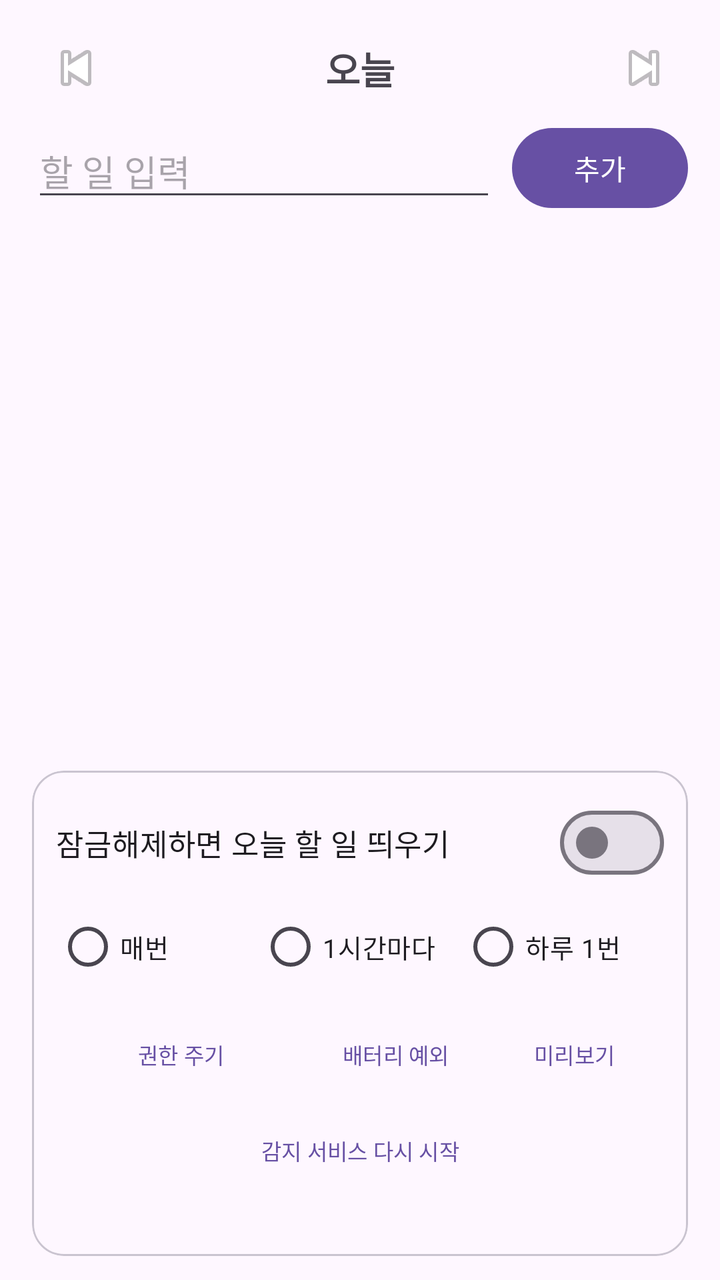
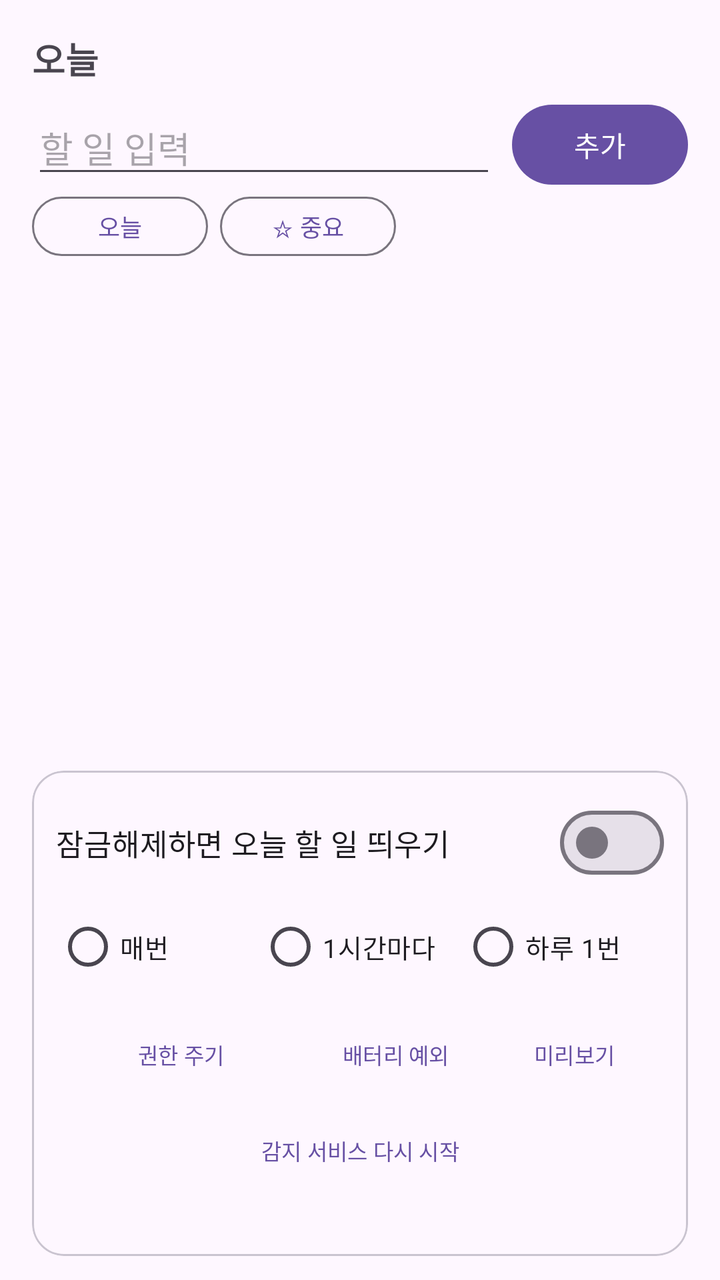

An Android layout rendered at two revisions. The XML below is the earlier revision; the diff shows what the commit changed to produce the second picture.
<!-- AndroidManifest.xml: application theme Theme.TodoLock -->
<!-- res/layout/activity_main.xml -->
<?xml version="1.0" encoding="utf-8"?>
<LinearLayout xmlns:android="http://schemas.android.com/apk/res/android"
    xmlns:app="http://schemas.android.com/apk/res-auto"
    android:layout_width="match_parent"
    android:layout_height="match_parent"
    android:orientation="vertical"
    android:fitsSystemWindows="true"
    android:paddingStart="16dp"
    android:paddingEnd="16dp"
    android:paddingTop="12dp"
    android:paddingBottom="12dp">

    <LinearLayout
        android:layout_width="match_parent"
        android:layout_height="wrap_content"
        android:orientation="horizontal"
        android:gravity="center_vertical">

        <ImageButton
            android:id="@+id/btnPrev"
            android:layout_width="44dp"
            android:layout_height="44dp"
            android:src="@android:drawable/ic_media_previous"
            android:background="?attr/selectableItemBackgroundBorderless"
            android:contentDescription="이전 날" />

        <TextView
            android:id="@+id/tvDate"
            android:layout_width="0dp"
            android:layout_height="wrap_content"
            android:layout_weight="1"
            android:gravity="center"
            android:textSize="19sp"
            android:textStyle="bold"
            android:paddingTop="8dp"
            android:paddingBottom="8dp"
            android:text="오늘" />

        <ImageButton
            android:id="@+id/btnNext"
            android:layout_width="44dp"
            android:layout_height="44dp"
            android:src="@android:drawable/ic_media_next"
            android:background="?attr/selectableItemBackgroundBorderless"
            android:contentDescription="다음 날" />
    </LinearLayout>

    <LinearLayout
        android:layout_width="match_parent"
        android:layout_height="wrap_content"
        android:orientation="horizontal"
        android:gravity="center_vertical"
        android:layout_marginTop="4dp">

        <EditText
            android:id="@+id/etInput"
            android:layout_width="0dp"
            android:layout_height="wrap_content"
            android:layout_weight="1"
            android:hint="할 일 입력"
            android:inputType="text"
            android:imeOptions="actionDone"
            android:maxLines="1"
            android:importantForAutofill="no" />

        <com.google.android.material.button.MaterialButton
            android:id="@+id/btnAdd"
            android:layout_width="wrap_content"
            android:layout_height="wrap_content"
            android:layout_marginStart="8dp"
            android:text="추가" />
    </LinearLayout>

    <TextView
        android:id="@+id/tvEmpty"
        android:layout_width="match_parent"
        android:layout_height="wrap_content"
        android:gravity="center"
        android:paddingTop="32dp"
        android:paddingBottom="32dp"
        android:alpha="0.55"
        android:text="이 날은 할 일이 없습니다.\n할 일이 없으면 잠금해제 시 팝업도 뜨지 않아요."
        android:visibility="gone" />

    <androidx.recyclerview.widget.RecyclerView
        android:id="@+id/recycler"
        android:layout_width="match_parent"
        android:layout_height="0dp"
        android:layout_weight="1"
        android:layout_marginTop="8dp"
        android:clipToPadding="false"
        android:scrollbars="vertical" />

    <com.google.android.material.card.MaterialCardView
        android:layout_width="match_parent"
        android:layout_height="wrap_content"
        android:layout_marginTop="8dp"
        app:cardCornerRadius="16dp"
        app:cardElevation="0dp"
        app:strokeWidth="1dp">

        <LinearLayout
            android:layout_width="match_parent"
            android:layout_height="wrap_content"
            android:orientation="vertical"
            android:padding="12dp">

            <com.google.android.material.materialswitch.MaterialSwitch
                android:id="@+id/swEnabled"
                android:layout_width="match_parent"
                android:layout_height="wrap_content"
                android:text="잠금해제하면 오늘 할 일 띄우기"
                android:textSize="15sp" />

            <RadioGroup
                android:id="@+id/rgMode"
                android:layout_width="match_parent"
                android:layout_height="wrap_content"
                android:orientation="horizontal"
                android:layout_marginTop="4dp">

                <RadioButton
                    android:id="@+id/rbAlways"
                    android:layout_width="0dp"
                    android:layout_height="wrap_content"
                    android:layout_weight="1"
                    android:textSize="13sp"
                    android:text="매번" />

                <RadioButton
                    android:id="@+id/rbHourly"
                    android:layout_width="0dp"
                    android:layout_height="wrap_content"
                    android:layout_weight="1"
                    android:textSize="13sp"
                    android:text="1시간마다" />

                <RadioButton
                    android:id="@+id/rbOnce"
                    android:layout_width="0dp"
                    android:layout_height="wrap_content"
                    android:layout_weight="1"
                    android:textSize="13sp"
                    android:text="하루 1번" />
            </RadioGroup>

            <TextView
                android:id="@+id/tvPermWarn"
                android:layout_width="match_parent"
                android:layout_height="wrap_content"
                android:textSize="12sp"
                android:textColor="#D32F2F"
                android:layout_marginTop="4dp"
                android:text="⚠ '다른 앱 위에 표시' 권한이 없으면 팝업 대신 알림으로만 표시됩니다."
                android:visibility="gone" />

            <LinearLayout
                android:layout_width="match_parent"
                android:layout_height="wrap_content"
                android:orientation="horizontal"
                android:layout_marginTop="6dp">

                <com.google.android.material.button.MaterialButton
                    android:id="@+id/btnOverlay"
                    style="@style/Widget.Material3.Button.TextButton"
                    android:layout_width="0dp"
                    android:layout_height="wrap_content"
                    android:layout_weight="1.4"
                    android:textSize="11sp"
                    android:paddingStart="4dp"
                    android:paddingEnd="4dp"
                    android:insetLeft="0dp"
                    android:insetRight="0dp"
                    android:text="권한 주기" />

                <com.google.android.material.button.MaterialButton
                    android:id="@+id/btnBattery"
                    style="@style/Widget.Material3.Button.TextButton"
                    android:layout_width="0dp"
                    android:layout_height="wrap_content"
                    android:layout_weight="1"
                    android:textSize="11sp"
                    android:paddingStart="4dp"
                    android:paddingEnd="4dp"
                    android:insetLeft="0dp"
                    android:insetRight="0dp"
                    android:text="배터리 예외" />

                <com.google.android.material.button.MaterialButton
                    android:id="@+id/btnTest"
                    style="@style/Widget.Material3.Button.TextButton"
                    android:layout_width="0dp"
                    android:layout_height="wrap_content"
                    android:layout_weight="1"
                    android:textSize="11sp"
                    android:paddingStart="4dp"
                    android:paddingEnd="4dp"
                    android:insetLeft="0dp"
                    android:insetRight="0dp"
                    android:text="미리보기" />
            </LinearLayout>

            <com.google.android.material.button.MaterialButton
                android:id="@+id/btnRestart"
                style="@style/Widget.Material3.Button.TextButton"
                android:layout_width="match_parent"
                android:layout_height="wrap_content"
                android:textSize="11sp"
                android:text="감지 서비스 다시 시작" />

            <TextView
                android:id="@+id/tvDiag"
                android:layout_width="match_parent"
                android:layout_height="wrap_content"
                android:layout_marginTop="2dp"
                android:textSize="11sp"
                android:fontFamily="monospace"
                android:lineSpacingExtra="2dp"
                android:alpha="0.75"
                android:textIsSelectable="true" />
        </LinearLayout>
    </com.google.android.material.card.MaterialCardView>
</LinearLayout>
<!-- resources referenced by this layout -->
<resources>
  <style name="Theme.TodoLock" parent="Theme.Material3.DayNight.NoActionBar" />
</resources>

<!-- the commit's change to res/layout/activity_main.xml (unified diff, before → after) -->
@@ -10,47 +10,21 @@
     android:paddingTop="12dp"
     android:paddingBottom="12dp">
 
+    <TextView
+        android:id="@+id/tvToday"
+        android:layout_width="match_parent"
+        android:layout_height="wrap_content"
+        android:textSize="18sp"
+        android:textStyle="bold"
+        android:paddingTop="4dp"
+        android:paddingBottom="6dp"
+        android:text="오늘" />
+
     <LinearLayout
         android:layout_width="match_parent"
         android:layout_height="wrap_content"
         android:orientation="horizontal"
         android:gravity="center_vertical">
-
-        <ImageButton
-            android:id="@+id/btnPrev"
-            android:layout_width="44dp"
-            android:layout_height="44dp"
-            android:src="@android:drawable/ic_media_previous"
-            android:background="?attr/selectableItemBackgroundBorderless"
-            android:contentDescription="이전 날" />
-
-        <TextView
-            android:id="@+id/tvDate"
-            android:layout_width="0dp"
-            android:layout_height="wrap_content"
-            android:layout_weight="1"
-            android:gravity="center"
-            android:textSize="19sp"
-            android:textStyle="bold"
-            android:paddingTop="8dp"
-            android:paddingBottom="8dp"
-            android:text="오늘" />
-
-        <ImageButton
-            android:id="@+id/btnNext"
-            android:layout_width="44dp"
-            android:layout_height="44dp"
-            android:src="@android:drawable/ic_media_next"
-            android:background="?attr/selectableItemBackgroundBorderless"
-            android:contentDescription="다음 날" />
-    </LinearLayout>
-
-    <LinearLayout
-        android:layout_width="match_parent"
-        android:layout_height="wrap_content"
-        android:orientation="horizontal"
-        android:gravity="center_vertical"
-        android:layout_marginTop="4dp">
 
         <EditText
             android:id="@+id/etInput"
@@ -71,6 +45,42 @@
             android:text="추가" />
     </LinearLayout>
 
+    
+    <LinearLayout
+        android:layout_width="match_parent"
+        android:layout_height="wrap_content"
+        android:orientation="horizontal"
+        android:gravity="center_vertical"
+        android:layout_marginTop="2dp">
+
+        <com.google.android.material.button.MaterialButton
+            android:id="@+id/btnPickDate"
+            style="@style/Widget.Material3.Button.OutlinedButton"
+            android:layout_width="wrap_content"
+            android:layout_height="wrap_content"
+            android:textSize="12sp"
+            android:minHeight="0dp"
+            android:insetTop="0dp"
+            android:insetBottom="0dp"
+            android:paddingTop="6dp"
+            android:paddingBottom="6dp"
+            android:text="오늘" />
+
+        <com.google.android.material.button.MaterialButton
+            android:id="@+id/btnAddStar"
+            style="@style/Widget.Material3.Button.OutlinedButton"
+            android:layout_width="wrap_content"
+            android:layout_height="wrap_content"
+            android:layout_marginStart="6dp"
+            android:textSize="12sp"
+            android:minHeight="0dp"
+            android:insetTop="0dp"
+            android:insetBottom="0dp"
+            android:paddingTop="6dp"
+            android:paddingBottom="6dp"
+            android:text="☆ 중요" />
+    </LinearLayout>
+
     <TextView
         android:id="@+id/tvEmpty"
         android:layout_width="match_parent"
@@ -79,7 +89,7 @@
         android:paddingTop="32dp"
         android:paddingBottom="32dp"
         android:alpha="0.55"
-        android:text="이 날은 할 일이 없습니다.\n할 일이 없으면 잠금해제 시 팝업도 뜨지 않아요."
+        android:text="할 일이 없습니다.\n오늘 할 일이 없으면 잠금해제 시 팝업도 뜨지 않아요."
         android:visibility="gone" />
 
     <androidx.recyclerview.widget.RecyclerView
